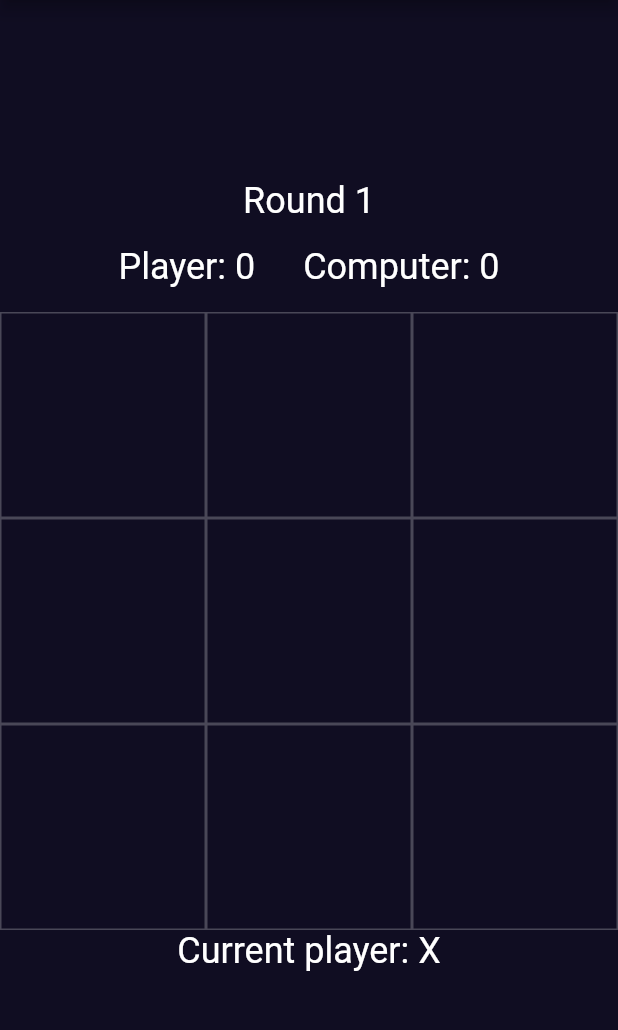
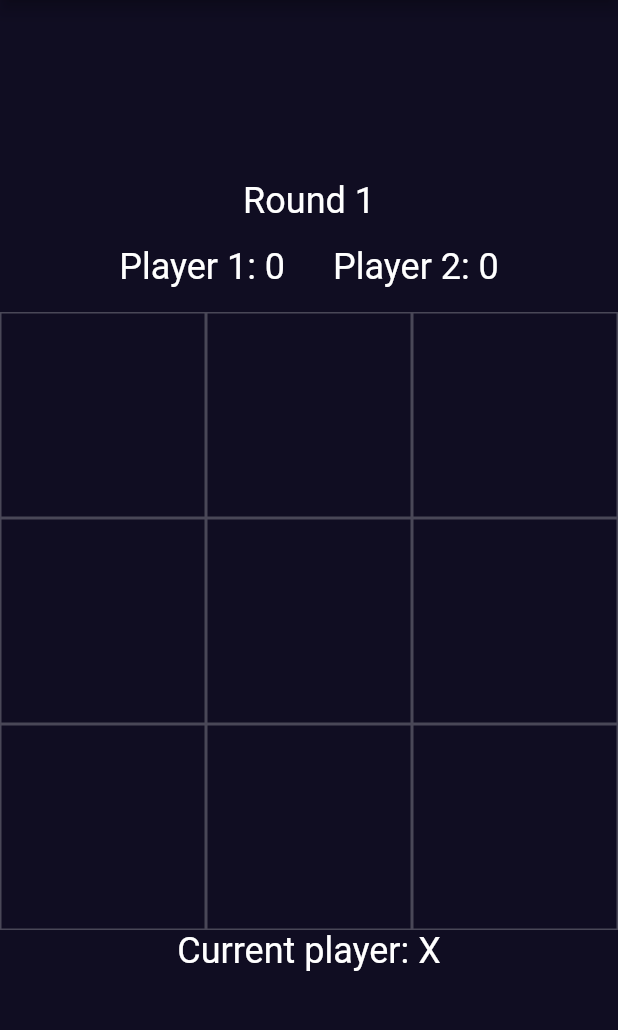
Before and after one commit to yomal-h/tictactoe_mp, a Flutter app: the screen it shows after launch, on a phone screen of 412 x 824 dp, the part 84-1114 px from its top. Run offline on Flutter 3.47's test engine with Material 2 defaults, Android fonts, the phone set to English and light mode, and no system bars; our stand-ins replace socket_io_client; missing offline and left inert: share_extend.

Commit message:
Offline multiplayer mode added

```diff
--- a/lib/main.dart
+++ b/lib/main.dart
@@ -10,6 +10,7 @@ import 'package:tictactoe_mp/views/single_tictactoe_hard.dart';
 import 'package:tictactoe_mp/views/single_tictactoe_medium.dart';
 import 'package:tictactoe_mp/views/single_tictactoe_unbeatable.dart';
 import 'package:tictactoe_mp/views/single_tictactoe_easy.dart';
+import 'package:tictactoe_mp/views/tictactoe_offline_multiplayer.dart';
 
 void main() {
   runApp(const MyApp());
@@ -34,11 +35,13 @@ class MyApp extends StatelessWidget {
           TicTacToeGameHard.routeName: (context) => const TicTacToeGameHard(),
           TicTacToeGameUnbeatable.routeName: (context) =>
               const TicTacToeGameUnbeatable(),
+          TicTacToeGameOfflineMultiplayer.routeName: (context) =>
+              const TicTacToeGameOfflineMultiplayer(),
           JoinRoomScreen.routeName: (context) => const JoinRoomScreen(),
           CreateRoomScreen.routeName: (context) => const CreateRoomScreen(),
           GameScreen.routeName: (context) => const GameScreen(),
         },
-        initialRoute: TicTacToeGameEasy.routeName,
+        initialRoute: TicTacToeGameOfflineMultiplayer.routeName,
       ),
     );
   }
--- /dev/null
+++ b/lib/views/tictactoe_offline_multiplayer.dart
@@ -0,0 +1,347 @@
+import 'dart:ui';
+
+import 'package:flutter/material.dart';
+import 'dart:math';
+
+class TicTacToeGameOfflineMultiplayer extends StatefulWidget {
+  static String routeName = '/tictactoe_offline_multiplayer';
+
+  const TicTacToeGameOfflineMultiplayer({Key? key}) : super(key: key);
+
+  @override
+  __TicTacToeGameOfflineMultiplayerState createState() =>
+      __TicTacToeGameOfflineMultiplayerState();
+}
+
+class __TicTacToeGameOfflineMultiplayerState
+    extends State<TicTacToeGameOfflineMultiplayer>
+    with SingleTickerProviderStateMixin {
+  final List<String> _board = List.filled(9, '');
+  String _currentPlayer = 'X';
+  int _playerScore = 0;
+  int _computerScore = 0;
+  int _round = 1;
+  bool _gameOver = false;
+  bool _isComputerThinking = false;
+  List<int> _winningLine = [];
+  late AnimationController _animationController;
+  late Tween<double> _animationTween;
+
+  @override
+  void initState() {
+    super.initState();
+    _animationController = AnimationController(
+      vsync: this,
+      duration: Duration(milliseconds: 500),
+    )..addListener(() {
+        setState(() {});
+      });
+    _animationTween = Tween<double>(begin: 0.0, end: 1.0);
+  }
+
+  @override
+  Widget build(BuildContext context) {
+    return Scaffold(
+      appBar: AppBar(
+        title: Text('Tic-Tac-Toe with Minimax'),
+      ),
+      body: Column(
+        mainAxisAlignment: MainAxisAlignment.center,
+        children: [
+          Text(
+            'Round $_round',
+            style: TextStyle(fontSize: 24.0),
+          ),
+          SizedBox(height: 16.0),
+          Row(
+            mainAxisAlignment: MainAxisAlignment.center,
+            children: [
+              Text(
+                'Player 1: $_playerScore',
+                style: TextStyle(fontSize: 24.0),
+              ),
+              SizedBox(width: 32.0),
+              Text(
+                'Player 2: $_computerScore',
+                style: TextStyle(fontSize: 24.0),
+              ),
+            ],
+          ),
+          SizedBox(height: 16.0),
+          Stack(
+            children: [
+              GridView.builder(
+                gridDelegate: SliverGridDelegateWithFixedCrossAxisCount(
+                  crossAxisCount: 3,
+                ),
+                shrinkWrap: true,
+                itemCount: _board.length,
+                itemBuilder: (BuildContext context, int index) {
+                  return GestureDetector(
+                    onTap: () {
+                      if (_gameOver || _board[index] != '') {
+                        return;
+                      }
+                      setState(() {
+                        _animationController.reset();
+                        _animationController.forward();
+                        _board[index] = _currentPlayer;
+                        if (_checkForWinner(_board, 'X')) {
+                          _playerScore++;
+                          _startNewRound();
+                        } else if (_checkForWinner(_board, 'O')) {
+                          _computerScore++;
+                          _startNewRound();
+                        } else if (_board.every((element) => element != '')) {
+                          _startNewRound();
+                        } else {
+                          _currentPlayer = _currentPlayer == 'X' ? 'O' : 'X';
+                        }
+                      });
+                    },
+                    child: AnimatedContainer(
+                      duration: const Duration(milliseconds: 300),
+                      decoration: BoxDecoration(
+                        border: Border.all(
+                          color: _winningLine.contains(index)
+                              ? Colors.purple
+                              : Colors.white24,
+                          width: 1.0,
+                        ),
+                      ),
+                      child: Center(
+                        child: Text(
+                          _board[index],
+                          style: TextStyle(fontSize: 48.0),
+                        ),
+                      ),
+                    ),
+                  );
+                },
+              ),
+              if (_gameOver && _winningLine.isNotEmpty)
+                Positioned.fill(
+                  child: AnimatedBuilder(
+                      animation: _animationController,
+                      builder: (context, child) {
+                        return CustomPaint(
+                          painter: WinningLinePainter(
+                              _winningLine,
+                              _animationTween.animate(_animationController),
+                              context),
+                        );
+                      }),
+                ),
+            ],
+          ),
+          _gameOver
+              ? RaisedButton(
+                  child: Text('New Game'),
+                  onPressed: _startNewGame,
+                )
+              : SizedBox.shrink(),
+          _isComputerThinking
+              ? Text(
+                  'Computer is thinking...',
+                  style: TextStyle(fontSize: 24.0),
+                )
+              : SizedBox.shrink(),
+          _gameOver
+              ? SizedBox.shrink()
+              : Text(
+                  'Current player: $_currentPlayer',
+                  style: TextStyle(fontSize: 24.0),
+                ),
+        ],
+      ),
+    );
+  }
+
+  void _winnercheckandnextround() {
+    if (_checkForWinner(_board, 'O')) {
+      _computerScore++;
+      _startNewRound();
+    } else if (_board.every((element) => element != '')) {
+      _startNewRound();
+    } else {
+      _currentPlayer = 'X';
+    }
+  }
+
+  bool _checkForWinner(List<String> board, String symbol) {
+    // Check rows
+    for (int i = 0; i < 9; i += 3) {
+      if (board[i] == symbol &&
+          board[i + 1] == symbol &&
+          board[i + 2] == symbol) {
+        _winningLine = [i, i + 1, i + 2];
+        return true;
+      }
+    }
+
+    // Check columns
+    for (int i = 0; i < 3; i++) {
+      if (board[i] == symbol &&
+          board[i + 3] == symbol &&
+          board[i + 6] == symbol) {
+        _winningLine = [i, i + 3, i + 6];
+        return true;
+      }
+    }
+
+    // Check diagonals
+    if (board[0] == symbol && board[4] == symbol && board[8] == symbol) {
+      _winningLine = [0, 4, 8];
+      return true;
+    }
+    if (board[2] == symbol && board[4] == symbol && board[6] == symbol) {
+      _winningLine = [2, 4, 6];
+      return true;
+    }
+
+    return false;
+  }
+
+  void _startNewRound() {
+    String winner = _checkForWinner(_board, 'X')
+        ? 'Player 1'
+        : _checkForWinner(_board, 'O')
+            ? 'Player 2'
+            : 'Tie';
+
+    if (_round > 2) {
+      // Game is over
+
+      _showWinner();
+    } else {
+      // Round is over
+      String dialogTitle = 'Round $_round Result';
+      String dialogContent = '';
+
+      if (winner == 'Tie') {
+        dialogContent = 'The round was a tie!';
+      } else {
+        _animationController
+            .reset(); //use these two otherwise A.I animation will not work
+        _animationController.forward();
+        dialogContent = '$winner won the round!';
+      }
+
+      showDialog(
+        context: context,
+        builder: (BuildContext context) {
+          return AlertDialog(
+            title: Text(dialogTitle),
+            content: Text(dialogContent),
+            actions: [
+              TextButton(
+                child: Text('OK'),
+                onPressed: () {
+                  _winningLine.clear();
+                  Navigator.of(context).pop();
+                  setState(() {
+                    _board.fillRange(0, 9, '');
+                    _currentPlayer = 'X';
+                    _round++;
+                    _gameOver = false;
+                    if (winner == 'Player 1') {
+                      // _playerScore++;
+                    } else if (winner == 'Player 2') {
+                      // _computerScore++;
+                    }
+                  });
+                },
+              ),
+            ],
+          );
+        },
+      );
+    }
+
+    _gameOver = true;
+  }
+
+  void _startNewGame() {
+    setState(() {
+      _board.fillRange(0, 9, '');
+      _playerScore = 0;
+      _computerScore = 0;
+      _round = 1;
+      _gameOver = false;
+      _currentPlayer = 'X';
+      _winningLine.clear();
+    });
+  }
+
+  void _showWinner() {
+    String winner = '';
+    if (_playerScore > _computerScore) {
+      winner = 'Player 1';
+      _animationController.reset();
+      _animationController.forward();
+    } else if (_computerScore > _playerScore) {
+      winner = 'Player 2';
+      _animationController.reset();
+      _animationController.forward();
+    } else {
+      winner = 'Nobody';
+    }
+    showDialog(
+      context: context,
+      builder: (BuildContext context) {
+        return AlertDialog(
+          title: Text('Game Over'),
+          content: Text('The winner is $winner!'),
+          actions: [
+            ElevatedButton(
+                child: Text('New Game'),
+                onPressed: () {
+                  _startNewGame();
+                  Navigator.of(context).pop();
+                }),
+          ],
+        );
+      },
+    );
+    _gameOver = true;
+  }
+}
+
+class WinningLinePainter extends CustomPainter {
+  final List<int> _winningLine;
+  final Animation<double> _animation;
+  BuildContext _context;
+  WinningLinePainter(this._winningLine, this._animation, this._context);
+
+  @override
+  void paint(Canvas canvas, Size size) {
+    if (_winningLine.isEmpty) {
+      return;
+    }
+
+    Paint paint = Paint()
+      ..color = Colors.purple
+      ..strokeWidth = 5.0;
+
+    double boxSize = MediaQuery.of(_context).size.width / 3;
+    double startx = _winningLine[0] % 3 * boxSize + boxSize / 2;
+    double starty = _winningLine[0] ~/ 3 * boxSize + boxSize / 2;
+    double endx = _winningLine.last % 3 * boxSize + boxSize / 2;
+    double endy = _winningLine.last ~/ 3 * boxSize + boxSize / 2;
+
+    double dx = (endx - startx) * _animation.value;
+    double dy = (endy - starty) * _animation.value;
+
+    canvas.drawLine(
+      Offset(startx, starty),
+      Offset(startx + dx, starty + dy),
+      paint,
+    );
+  }
+
+  @override
+  bool shouldRepaint(WinningLinePainter oldDelegate) {
+    return _winningLine != oldDelegate._winningLine ||
+        _animation != oldDelegate._animation;
+  }
+}
```
